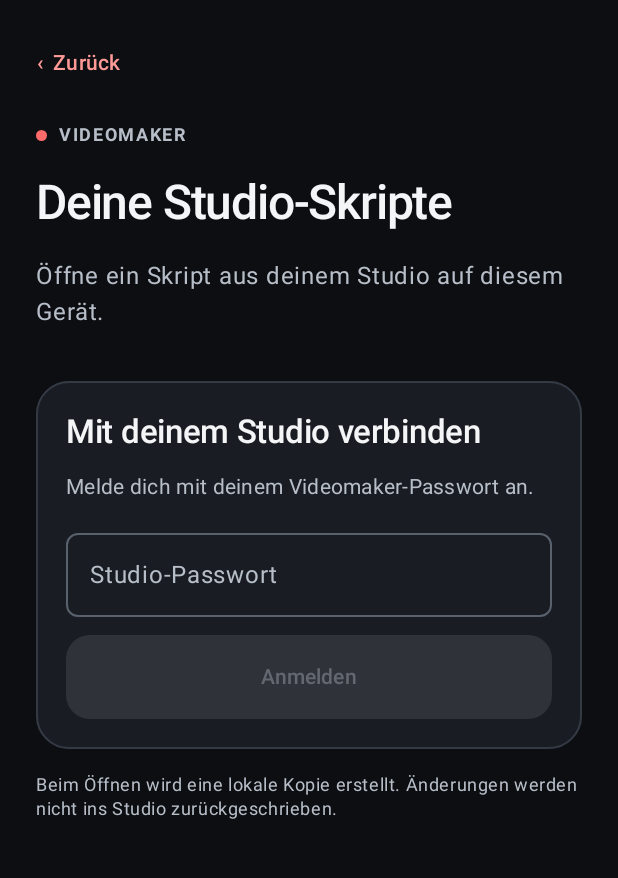
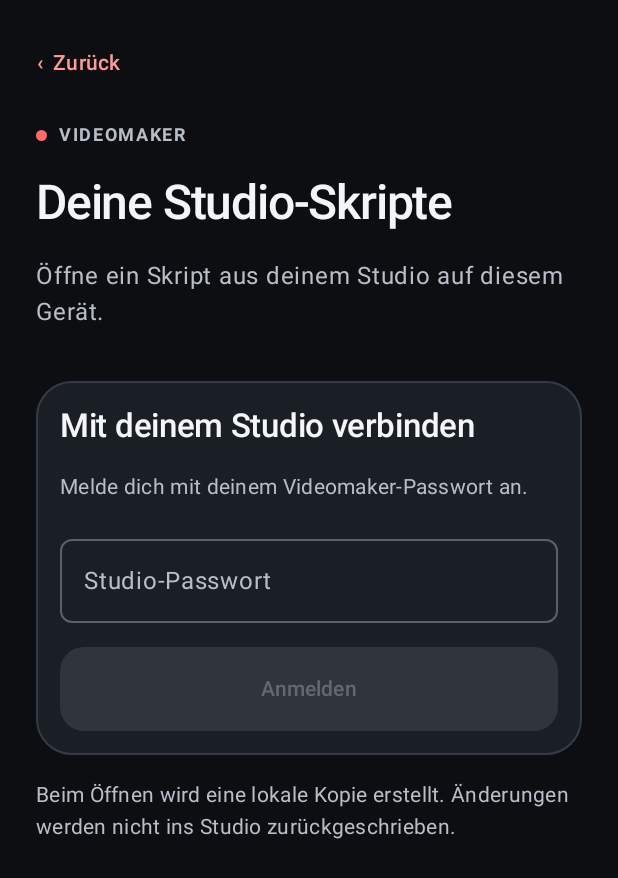
Before and after one commit to meinzeug/kontraprompter, an Android app built with Jetpack Compose: the composable StudioScreen called with empty values, on a phone screen of 412 x 824 dp. Shown: the top 878 px of the screen. Run offline under Robolectric (Android 15) with nearby library versions, the phone set to English and light mode, and no system bars; missing, so only their content is drawn: CompositionLocalProvider; pictures from the network do not load; 20 statements that could not run were skipped.

Commit message:
Refresh Studio and upload screen presentation

```diff
--- a/app/src/main/java/de/kontrakurs/kontraprompter/StudioScreen.kt
+++ b/app/src/main/java/de/kontrakurs/kontraprompter/StudioScreen.kt
@@ -4,6 +4,7 @@ import androidx.compose.foundation.layout.*
 import androidx.compose.material3.*
 import androidx.compose.runtime.*
 import androidx.compose.ui.Modifier
+import androidx.compose.ui.res.stringResource
 import androidx.compose.ui.text.font.FontWeight
 import androidx.compose.ui.text.input.PasswordVisualTransformation
 import androidx.compose.ui.unit.dp
@@ -37,16 +38,16 @@ fun StudioScreen(client: StudioClient, remoteEnabled: Boolean, remoteStatus: Str
             finally { loading = false; checkingSession = false }
         }
     }
-    AppPage("Deine Studio-Skripte", "VIDEOMAKER", "Öffne ein Skript aus deinem Studio auf diesem Gerät.", onBack = onBack, showRemote = false) {
+    AppPage(stringResource(R.string.studio_title), stringResource(R.string.studio_eyebrow), stringResource(R.string.studio_description), onBack = onBack, showRemote = false) {
         if (checkingSession) {
-            AppPanel { Text("Studio-Verbindung wird geprüft …", color = SoftText) }
+            StudioSurface { StudioMessage(stringResource(R.string.studio_connection_check)) }
         } else if (projects == null) {
-            AppPanel {
-                Text("Mit deinem Studio verbinden", style = MaterialTheme.typography.titleLarge)
-                if (client.hasSession()) QuietAction(if (loading) "Verbinde …" else "Erneut verbinden", enabled = !loading) { load() }
-                Text("Melde dich mit deinem Videomaker-Passwort an.", color = SoftText, style = MaterialTheme.typography.bodyMedium)
-                OutlinedTextField(value = password, onValueChange = { password = it }, label = { Text("Studio-Passwort") }, visualTransformation = PasswordVisualTransformation(), singleLine = true, modifier = Modifier.fillMaxWidth(), enabled = !loading)
-                MainAction(if (loading) "Verbinde …" else "Anmelden", enabled = password.isNotEmpty() && !loading, onClick = {
+            StudioSurface {
+                Text(stringResource(R.string.studio_sign_in_title), style = MaterialTheme.typography.titleLarge)
+                if (client.hasSession()) QuietAction(stringResource(if (loading) R.string.studio_connecting else R.string.studio_reconnect), enabled = !loading) { load() }
+                StudioMessage(stringResource(R.string.studio_sign_in_description))
+                OutlinedTextField(value = password, onValueChange = { password = it }, label = { Text(stringResource(R.string.studio_password)) }, visualTransformation = PasswordVisualTransformation(), singleLine = true, modifier = Modifier.fillMaxWidth(), enabled = !loading)
+                MainAction(stringResource(if (loading) R.string.studio_connecting else R.string.studio_sign_in), enabled = password.isNotEmpty() && !loading, onClick = {
                     val entered = password
                     password = ""
                     scope.launch {
@@ -57,20 +58,20 @@ fun StudioScreen(client: StudioClient, remoteEnabled: Boolean, remoteStatus: Str
                 })
             }
         } else {
-            Text("Web-Fernsteuerung", style = MaterialTheme.typography.titleLarge)
+            Text(stringResource(R.string.studio_remote_title), style = MaterialTheme.typography.titleLarge)
             StatusPanel(remoteStatus, detail = if (remoteEnabled) "Dieses Gerät kann im Studio-Dashboard ausgewählt werden." else "Verbinde dieses Gerät mit dem Dashboard, um es fernzusteuern.", active = remoteEnabled && remoteStatus == "Verbunden")
             QuietAction(if (remoteEnabled) "Fernsteuerung beenden" else "Fernsteuerung aktivieren") { onRemote(!remoteEnabled) }
             Spacer(Modifier.height(4.dp))
-            Text("Skripte", style = MaterialTheme.typography.titleLarge, fontWeight = FontWeight.SemiBold)
-            if (stale) Text("Zuletzt geladene Daten: Die Aktualisierung ist fehlgeschlagen. Hinweise können veraltet sein.", color = MaterialTheme.colorScheme.error, style = MaterialTheme.typography.bodyMedium)
-            if (projects!!.isEmpty()) Text("Im Studio sind noch keine Skripte gespeichert.", color = SoftText)
+            Text(stringResource(R.string.studio_scripts_title), style = MaterialTheme.typography.titleLarge, fontWeight = FontWeight.SemiBold)
+            if (stale) StudioMessage("Zuletzt geladene Daten: Die Aktualisierung ist fehlgeschlagen. Hinweise können veraltet sein.", error = true)
+            if (projects!!.isEmpty()) StudioSurface { StudioMessage(stringResource(R.string.studio_empty)) }
             projects!!.forEach { project ->
                 val notice = if (stale || loading) project.generationNotice.copy(status = GenerationNoticeStatus.INCOMPLETE) else project.generationNotice
-                ScriptTile(project.title, notice.summary()) { onSelect(project.copy(generationNotice = notice)) }
+                StudioProjectTile(project.title, notice.summary()) { onSelect(project.copy(generationNotice = notice)) }
             }
-            QuietAction(if (loading) "Lade …" else "Skripte aktualisieren", enabled = !loading) { load() }
+            QuietAction(stringResource(if (loading) R.string.studio_loading else R.string.studio_refresh), enabled = !loading) { load() }
         }
-        error?.let { Text(it, color = MaterialTheme.colorScheme.error, style = MaterialTheme.typography.bodyMedium) }
-        Text("Beim Öffnen wird eine lokale Kopie erstellt. Änderungen werden nicht ins Studio zurückgeschrieben.", color = SoftText, style = MaterialTheme.typography.bodySmall)
+        error?.let { StudioMessage(it, error = true) }
+        StudioMessage(stringResource(R.string.studio_copy_note))
     }
 }
```
Also changed, not shown: app/src/main/java/de/kontrakurs/kontraprompter/CloudUploadScreen.kt (+24 -23 lines).
